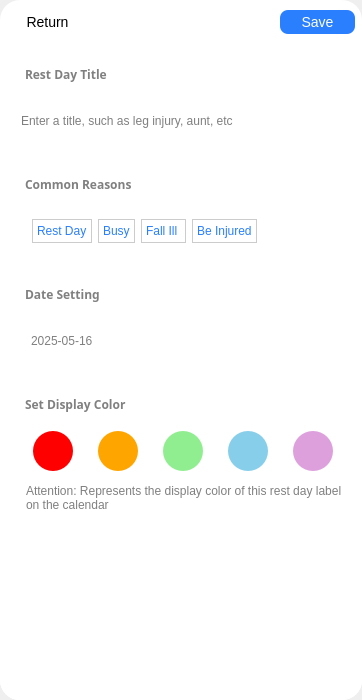
The window that Client/ui/Designer/FitMind_Client_NewRest.ui (aud13d/FitMind) describes before a commit, drawn with Qt 5.
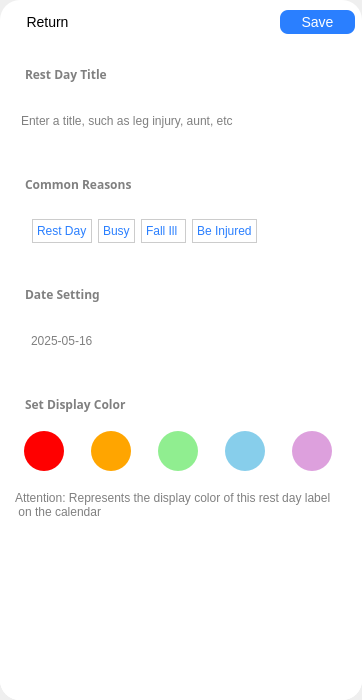
The same window after the commit.

Commit message: Added new rest network request

The edit to the form file:
```diff
--- a/Client/ui/Designer/FitMind_Client_NewRest.ui
+++ b/Client/ui/Designer/FitMind_Client_NewRest.ui
@@ -312,9 +312,9 @@
           <widget class="QFrame" name="frame_jump_rope">
            <property name="geometry">
             <rect>
-             <x>10</x>
+             <x>-1</x>
              <y>370</y>
-             <width>350</width>
+             <width>361</width>
              <height>55</height>
             </rect>
            </property>
@@ -834,35 +834,26 @@
             </item>
            </layout>
           </widget>
-          <widget class="QTextEdit" name="textEdit">
+          <widget class="QLabel" name="label_5">
            <property name="geometry">
             <rect>
-             <x>10</x>
-             <y>420</y>
-             <width>351</width>
-             <height>61</height>
+             <x>0</x>
+             <y>430</y>
+             <width>361</width>
+             <height>41</height>
             </rect>
            </property>
            <property name="styleSheet">
-            <string notr="true">QTextEdit {
-    color:  #808080;              /* 白色文字 */
+            <string notr="true">QLabel{
+	    color:  #808080;              /* 白色文字 */
     border: none;             /* 移除默认边框 */
     padding: 6px 12px;        /* 内边距（文字与边缘间距） */
     font-size: 12px;          /* 文字大小 */
 }</string>
            </property>
-           <property name="readOnly">
-            <bool>true</bool>
-           </property>
-           <property name="html">
-            <string>&lt;!DOCTYPE HTML PUBLIC &quot;-//W3C//DTD HTML 4.0//EN&quot; &quot;http://www.w3.org/TR/REC-html40/strict.dtd&quot;&gt;
-&lt;html&gt;&lt;head&gt;&lt;meta name=&quot;qrichtext&quot; content=&quot;1&quot; /&gt;&lt;meta charset=&quot;utf-8&quot; /&gt;&lt;style type=&quot;text/css&quot;&gt;
-p, li { white-space: pre-wrap; }
-hr { height: 1px; border-width: 0; }
-li.unchecked::marker { content: &quot;\2610&quot;; }
-li.checked::marker { content: &quot;\2612&quot;; }
-&lt;/style&gt;&lt;/head&gt;&lt;body style=&quot; font-family:'Microsoft YaHei UI'; font-size:12px; font-weight:400; font-style:normal;&quot;&gt;
-&lt;p style=&quot; margin-top:0px; margin-bottom:0px; margin-left:0px; margin-right:0px; -qt-block-indent:0; text-indent:0px;&quot;&gt;&lt;span style=&quot; font-size:9pt;&quot;&gt;Attention: Represents the display color of this rest day label on the calendar&lt;/span&gt;&lt;/p&gt;&lt;/body&gt;&lt;/html&gt;</string>
+           <property name="text">
+            <string>Attention: Represents the display color of this rest day label
+ on the calendar</string>
            </property>
           </widget>
          </widget>
```
Left out of the diff: 44 changed lines with no effect on the pictures. The commit also changes 13 other files.
